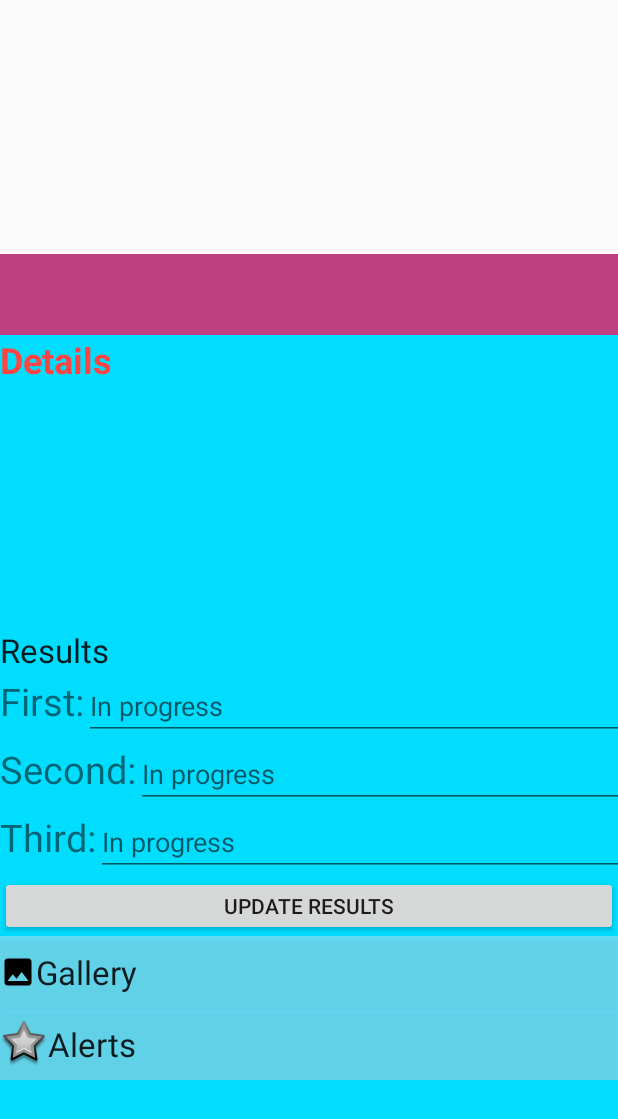
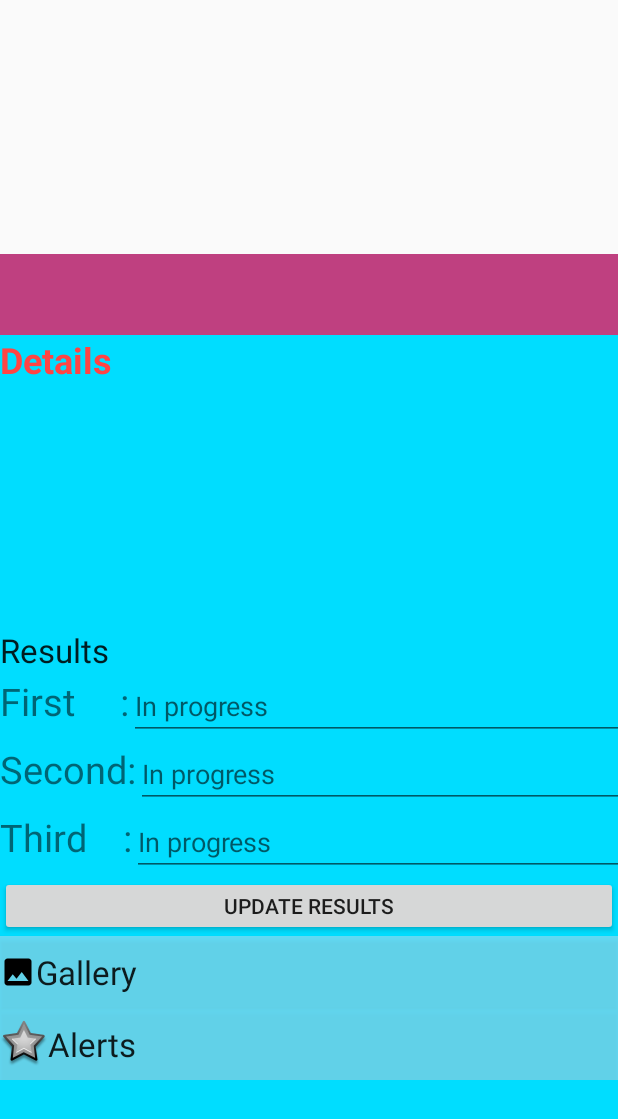
Before and after one commit to shivamdawar97/CatchEvent1, an Android app: the layout content_event_detail.xml on its own in the app's theme, with its tools: preview values and no code run, on a phone screen of 412 x 824 dp. Shown: the top 1119 px of the screen. Run offline under Robolectric (Android 15) with nearby library versions, the phone set to English and light mode, and no system bars.

```diff
--- a/app/src/main/java/dawar/catchevent/AddEvent.java
+++ b/app/src/main/java/dawar/catchevent/AddEvent.java
@@ -107,6 +107,7 @@ public class AddEvent extends AppCompatActivity {
             @Override
             public void onClick(DialogInterface dialog, int which) {
                 dialog.dismiss();
+                finish();
             }
         });
 
--- a/app/src/main/java/dawar/catchevent/UdbhavFragment.java
+++ b/app/src/main/java/dawar/catchevent/UdbhavFragment.java
@@ -1,6 +1,7 @@
 package dawar.catchevent;
 
 
+import android.content.Intent;
 import android.os.Bundle;
 import android.support.v4.app.Fragment;
 import android.view.LayoutInflater;
@@ -32,7 +33,7 @@ public class UdbhavFragment extends Fragment {
         relativeLayout.setOnClickListener(new View.OnClickListener() {
             @Override
             public void onClick(View view) {
-                getActivity().onBackPressed();
+                startActivity(new Intent(getActivity(),UdbhavMainActivity.class));
             }
         });
 
--- a/app/src/main/res/layout-v24/content_event_detail.xml
+++ b/app/src/main/res/layout-v24/content_event_detail.xml
@@ -15,6 +15,7 @@
         android:id="@+id/imageView2"
         android:layout_width="382dp"
         android:layout_height="169dp"
+        android:onClick="enlargeIt"
         android:contentDescription="@string/event_image"
         app:layout_constraintBottom_toTopOf="@+id/event_title"
         app:layout_constraintEnd_toEndOf="parent"
@@ -108,7 +109,7 @@
                     <TextView
                         android:layout_width="wrap_content"
                         android:layout_height="wrap_content"
-                        android:text="First:"
+                        android:text="First     :"
                         android:textSize="25sp"/>
                     <EditText
                         android:layout_width="match_parent"
@@ -142,7 +143,7 @@
                     <TextView
                         android:layout_width="wrap_content"
                         android:layout_height="wrap_content"
-                        android:text="Third:"
+                        android:text="Third    :"
 
                         android:textSize="25sp"/>
                     <EditText
@@ -154,6 +155,12 @@
 
 
                 </GridLayout>
+                <Button
+                    android:layout_width="match_parent"
+                    android:layout_height="40dp"
+                    android:text="Update Results"
+                    android:onClick="updateResults"
+                    android:id="@+id/rs_bttn"/>
             </LinearLayout>
 
 
--- a/app/src/main/res/layout/content_event_detail.xml
+++ b/app/src/main/res/layout/content_event_detail.xml
@@ -110,7 +110,7 @@
                     <TextView
                         android:layout_width="wrap_content"
                         android:layout_height="wrap_content"
-                        android:text="First:"
+                        android:text="First     :"
                         android:textSize="25sp"/>
                     <EditText
                         android:layout_width="match_parent"
@@ -144,7 +144,7 @@
                     <TextView
                         android:layout_width="wrap_content"
                         android:layout_height="wrap_content"
-                        android:text="Third:"
+                        android:text="Third    :"
 
                         android:textSize="25sp"/>
                     <EditText
--- a/app/src/main/res/layout/content_main.xml
+++ b/app/src/main/res/layout/content_main.xml
@@ -3,6 +3,7 @@
     xmlns:app="http://schemas.android.com/apk/res-auto"
     xmlns:tools="http://schemas.android.com/tools"
     android:layout_width="match_parent"
+    android:id="@+id/main_content"
     android:layout_height="match_parent"
     app:layout_behavior="@string/appbar_scrolling_view_behavior"
     tools:context="dawar.catchevent.MainActivity"
```
Also changed, not shown: app/src/main/java/dawar/catchevent/MainActivity.java (+13 -2 lines), app/src/main/java/dawar/catchevent/UdbhavMainActivity.java (+26 -13 lines).
